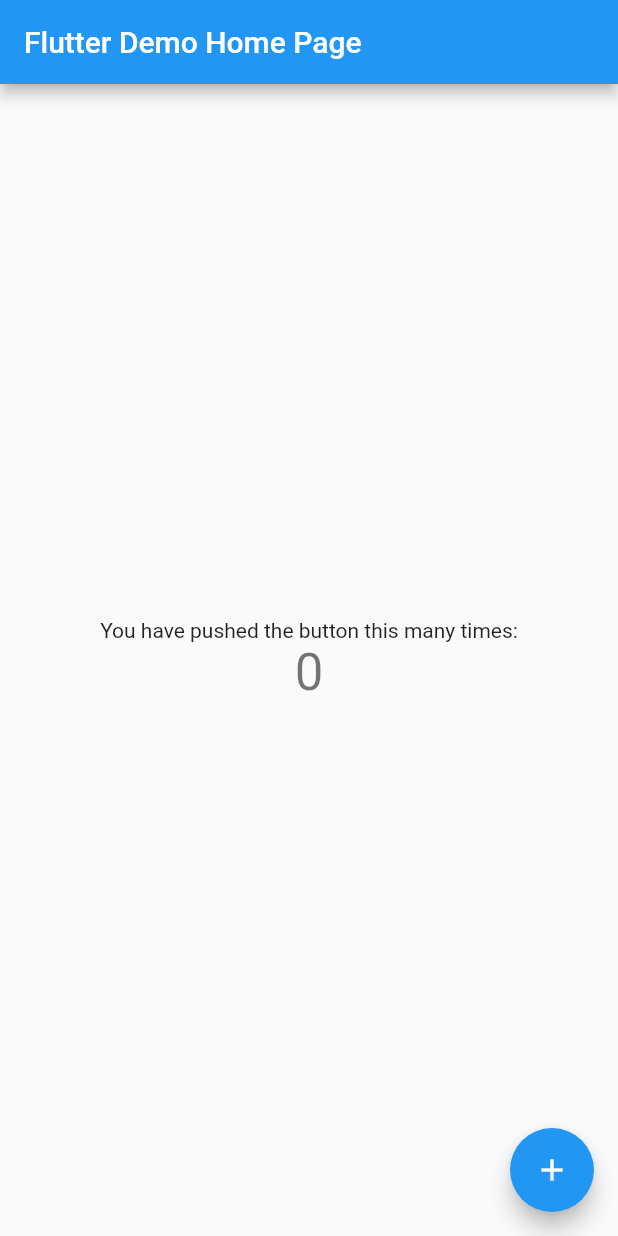
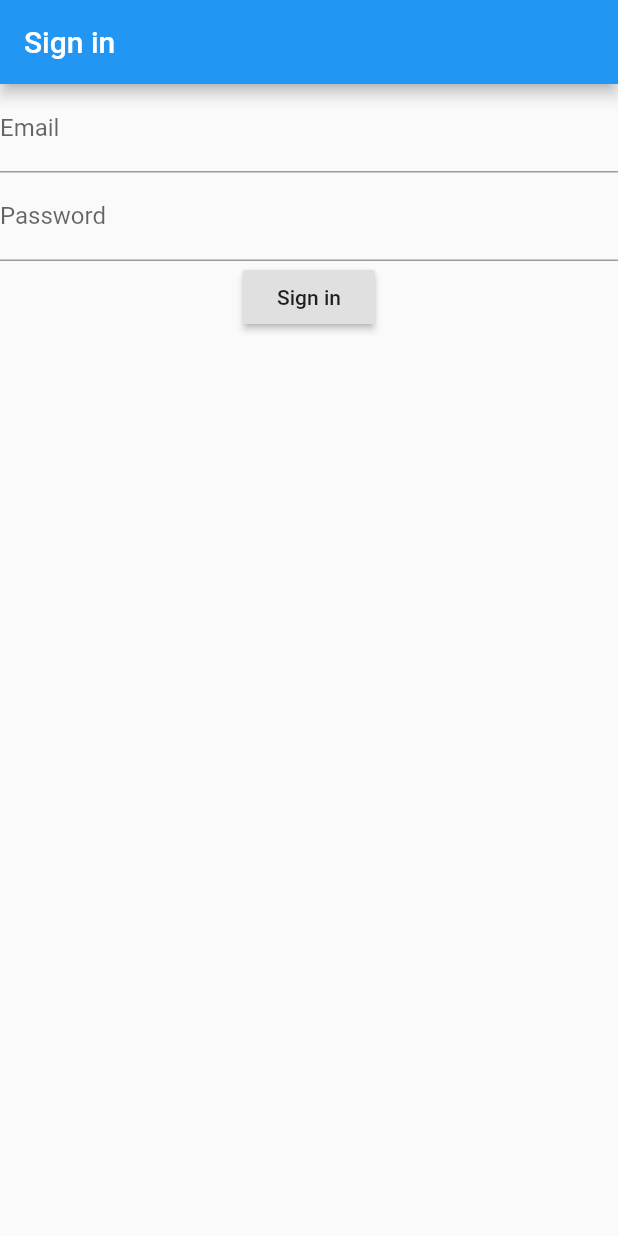
Before and after one commit to trangtran277/i_cook, a Flutter app: the screen it shows after launch, on a phone screen of 412 x 824 dp. Run offline on Flutter 3.47's test engine with Material 2 defaults, Android fonts, the phone set to English and light mode, and no system bars; our stand-ins replace firebase_auth; accounts and stored records are empty.

Commit message:
add log in page

```diff
--- /dev/null
+++ b/lib/Setup/signIn.dart
@@ -0,0 +1,80 @@
+import 'package:flutter/material.dart';
+import 'package:firebase_auth/firebase_auth.dart';
+import 'package:i_cook/pages/home_screen.dart';
+
+class LoginPage extends StatefulWidget {
+  LoginPage({Key key, this.title}) : super(key: key);
+  final String title;
+
+  @override
+  _LoginPageState createState() => _LoginPageState();
+}
+
+class _LoginPageState extends State<LoginPage> {
+  String _email, _password;
+  final GlobalKey<FormState> _formKey = GlobalKey<FormState>();
+
+  @override
+  Widget build(BuildContext context) {
+    return Scaffold(
+      appBar: AppBar(
+        title: Text('Sign in'),
+      ),
+      body: Form(
+        key: _formKey,
+        child: Column(
+          children: <Widget>[
+          //Implement fields
+            TextFormField(
+              validator: (input){
+                if (input.isEmpty){
+                  return 'Email missing!';
+                }
+              },
+              onSaved: (input) => _email = input,
+              decoration: InputDecoration(
+                labelText: 'Email'
+              ),
+            ),
+            TextFormField(
+              validator: (input){
+                if (input.isEmpty){
+                  return 'Password missing!';
+                }
+                else if (input.length < 8){
+                  return 'Please enter a password with length 8 or more';
+                }
+              },
+              onSaved: (input) => _password = input,
+              decoration: InputDecoration(
+                  labelText: 'Password'
+              ),
+              obscureText: true,
+            ),
+            RaisedButton(
+              onPressed: signIn,
+              child: Text('Sign in'),
+            )
+          ],
+        ),
+      ),
+    );
+  }
+
+  Future<void> signIn() async {
+    //validate fields
+    final formState = _formKey.currentState;
+    if (formState.validate()){
+      formState.save();
+      try{
+        AuthResult result = await FirebaseAuth.instance.signInWithEmailAndPassword(email: _email, password: _password);
+        FirebaseUser user = result.user;
+        Navigator.push(context, MaterialPageRoute(builder: (context) => HomeScreen()));
+      }catch(e){
+        print(e.message);
+      }
+
+    }
+    // login to firebase
+  }
+}
--- a/lib/main.dart
+++ b/lib/main.dart
@@ -1,4 +1,5 @@
 import 'package:flutter/material.dart';
+import 'Setup/signIn.dart';
 
 void main() => runApp(MyApp());
 
@@ -11,53 +12,7 @@ class MyApp extends StatelessWidget {
       theme: ThemeData(
         primarySwatch: Colors.blue,
       ),
-      home: MyHomePage(title: 'Flutter Demo Home Page'),
+      home: LoginPage(),
     );
   }
 }
-
-class MyHomePage extends StatefulWidget {
-  MyHomePage({Key key, this.title}) : super(key: key);
-  final String title;
-
-  @override
-  _MyHomePageState createState() => _MyHomePageState();
-}
-
-class _MyHomePageState extends State<MyHomePage> {
-  int _counter = 0;
-
-  void _incrementCounter() {
-    setState(() {
-      _counter++;
-    });
-  }
-
-  @override
-  Widget build(BuildContext context) {
-    return Scaffold(
-      appBar: AppBar(
-        title: Text(widget.title),
-      ),
-      body: Center(
-        child: Column(
-          mainAxisAlignment: MainAxisAlignment.center,
-          children: <Widget>[
-            Text(
-              'You have pushed the button this many times:',
-            ),
-            Text(
-              '$_counter',
-              style: Theme.of(context).textTheme.display1,
-            ),
-          ],
-        ),
-      ),
-      floatingActionButton: FloatingActionButton(
-        onPressed: _incrementCounter,
-        tooltip: 'Increment',
-        child: Icon(Icons.add),
-      ), // This trailing comma makes auto-formatting nicer for build methods.
-    );
-  }
-}
--- a/pubspec.yaml
+++ b/pubspec.yaml
@@ -19,6 +19,8 @@ environment:
 dependencies:
   flutter:
     sdk: flutter
+
+  firebase_auth: ^0.16.0
 
   # The following adds the Cupertino Icons font to your application.
   # Use with the CupertinoIcons class for iOS style icons.
```
Also changed, not shown: pubspec.lock, 3 other files.
